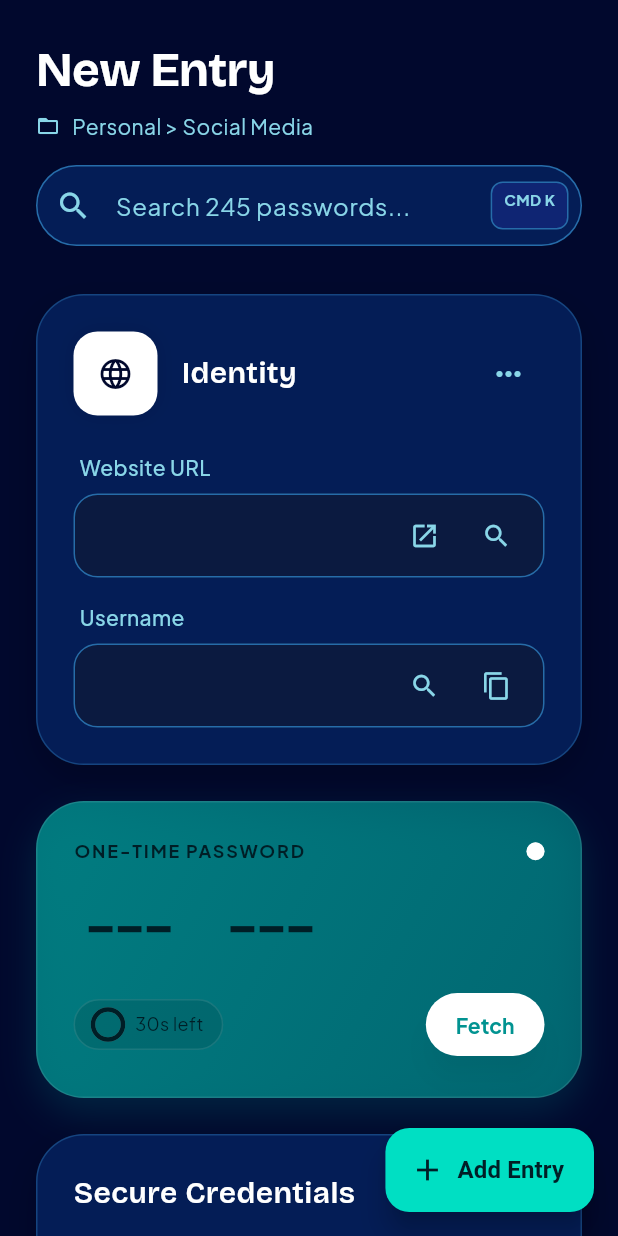
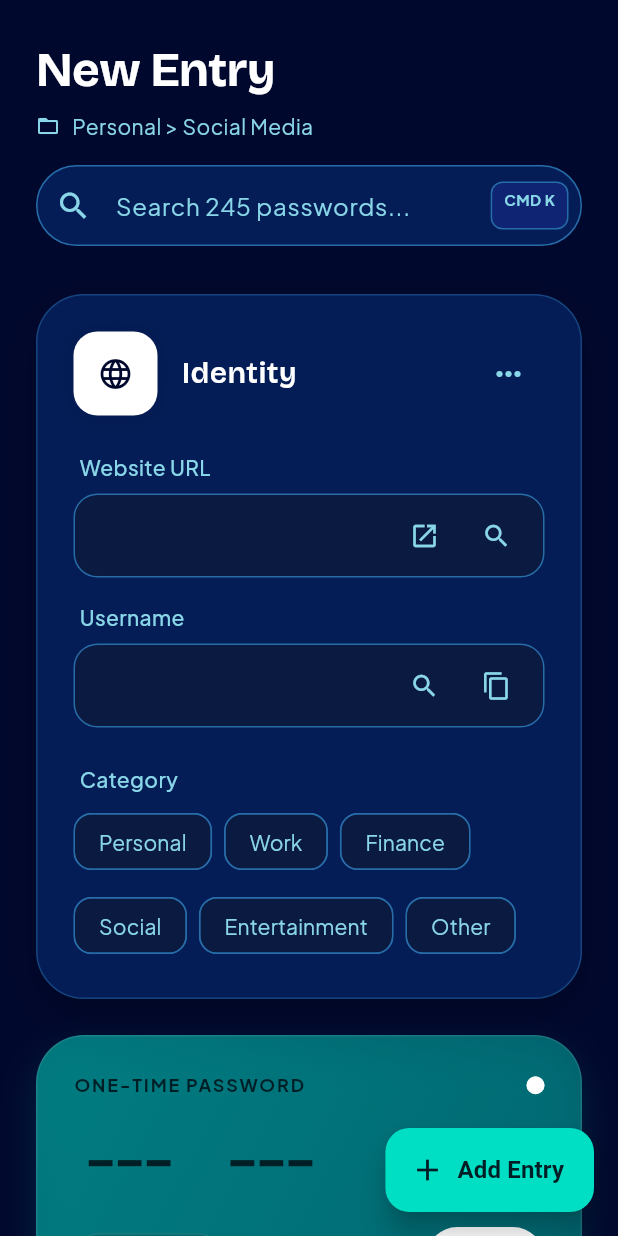
Before and after one commit to Anonymous-ABC-XYZ/password-manager-flutter, a Flutter app: the HomeScreen screen opened directly, on a phone screen of 412 x 824 dp. Run offline on Flutter 3.47's test engine with Material 3 defaults, Android fonts, the phone set to English and light mode, and no system bars; our stand-ins replace dio, flutter_secure_storage, google_fonts, sqflite, sqflite_common_ffi; missing offline and left inert: animated_button, dart:ffi, fuzzywuzzy, googleapis, oauth2, sqlite3; accounts and stored records are empty.

Commit message:
feat(ui): Add CategorySelector to HomeScreen

```diff
--- /dev/null
+++ b/lib/category_selector.dart
@@ -0,0 +1,72 @@
+import 'package:flutter/material.dart';
+import 'bento_constants.dart';
+
+class CategorySelector extends StatefulWidget {
+  final Function(String) onSelected;
+  final String? initialValue;
+
+  const CategorySelector({
+    super.key,
+    required this.onSelected,
+    this.initialValue,
+  });
+
+  @override
+  State<CategorySelector> createState() => _CategorySelectorState();
+}
+
+class _CategorySelectorState extends State<CategorySelector> {
+  String? _selectedCategory;
+
+  final List<String> _categories = [
+    'Personal',
+    'Work',
+    'Finance',
+    'Social',
+    'Entertainment',
+    'Other',
+  ];
+
+  @override
+  void initState() {
+    super.initState();
+    _selectedCategory = widget.initialValue;
+  }
+
+  @override
+  Widget build(BuildContext context) {
+    return Wrap(
+      spacing: 8.0,
+      runSpacing: 8.0,
+      children: _categories.map((category) {
+        final isSelected = _selectedCategory == category;
+        return ChoiceChip(
+          label: Text(category),
+          selected: isSelected,
+          onSelected: (selected) {
+            setState(() {
+              _selectedCategory = selected ? category : null;
+              if (_selectedCategory != null) {
+                widget.onSelected(_selectedCategory!);
+              }
+            });
+          },
+          selectedColor: BentoColors.primary,
+          backgroundColor: BentoColors.inputBg,
+          labelStyle: BentoStyles.body.copyWith(
+            color: isSelected ? BentoColors.onPrimary : BentoColors.textMuted,
+            fontWeight: isSelected ? FontWeight.bold : FontWeight.normal,
+          ),
+          shape: RoundedRectangleBorder(
+            borderRadius: BorderRadius.circular(12),
+            side: BorderSide(
+              color: isSelected ? BentoColors.primary : BentoColors.inputBorder,
+              width: 1,
+            ),
+          ),
+          showCheckmark: false,
+        );
+      }).toList(),
+    );
+  }
+}
--- a/lib/home_screen.dart
+++ b/lib/home_screen.dart
@@ -29,6 +29,7 @@ class _HomeScreenState extends State<HomeScreen> {
   final otpController = TextEditingController();
 
   String? _authKey;
+  String? _selectedCategory;
 
   @override
   void initState() {
@@ -212,12 +213,14 @@ class _HomeScreenState extends State<HomeScreen> {
     var username = userNameController.text;
     var email = emailController.text;
     var password = passwordController.text;
+    var category = _selectedCategory;
 
     await db.insert('demo', {
       'Website': website,
       'Username': username,
       'Email': email,
       'Password': password,
+      'category': category,
     }, conflictAlgorithm: ConflictAlgorithm.replace);
 
     if (context.mounted) {
@@ -241,6 +244,9 @@ class _HomeScreenState extends State<HomeScreen> {
       userNameController.text = "";
       emailController.text = "";
       passwordController.text = "";
+      setState(() {
+        _selectedCategory = null;
+      });
     }
   }
 
@@ -274,6 +280,8 @@ class _HomeScreenState extends State<HomeScreen> {
                                usernameController: userNameController,
                                onSearchWebsite: () => searchFn(context),
                                onSearchUsername: () => searchFn(context),
+                               onCategorySelected: (cat) => _selectedCategory = cat,
+                               initialCategory: _selectedCategory,
                              ),
                              const SizedBox(height: 24),
                              const NotesTile(),
@@ -308,6 +316,8 @@ class _HomeScreenState extends State<HomeScreen> {
                                usernameController: userNameController,
                                onSearchWebsite: () => searchFn(context),
                                onSearchUsername: () => searchFn(context),
+                               onCategorySelected: (cat) => _selectedCategory = cat,
+                               initialCategory: _selectedCategory,
                        ),
                        const SizedBox(height: 24),
                        OtpIsland(controller: otpController),
--- a/lib/identity_tile.dart
+++ b/lib/identity_tile.dart
@@ -1,12 +1,15 @@
 import 'package:flutter/material.dart';
 import 'package:flutter/services.dart';
 import 'bento_constants.dart';
+import 'category_selector.dart';
 
 class IdentityTile extends StatelessWidget {
   final TextEditingController websiteController;
   final TextEditingController usernameController;
   final VoidCallback onSearchWebsite;
   final VoidCallback onSearchUsername;
+  final Function(String) onCategorySelected;
+  final String? initialCategory;
 
   const IdentityTile({
     super.key,
@@ -14,6 +17,8 @@ class IdentityTile extends StatelessWidget {
     required this.usernameController,
     required this.onSearchWebsite,
     required this.onSearchUsername,
+    required this.onCategorySelected,
+    this.initialCategory,
   });
 
   @override
@@ -100,6 +105,24 @@ class IdentityTile extends StatelessWidget {
               }),
             ],
           ),
+          const SizedBox(height: 24),
+
+          // Category Selector
+          Padding(
+            padding: const EdgeInsets.only(left: 4.0, bottom: 8.0),
+            child: Text(
+              'Category',
+              style: BentoStyles.body.copyWith(
+                color: BentoColors.textMuted,
+                fontSize: 14,
+                fontWeight: FontWeight.w500,
+              ),
+            ),
+          ),
+          CategorySelector(
+            onSelected: onCategorySelected,
+            initialValue: initialCategory,
+          ),
         ],
       ),
     );
```
Also changed, not shown: 1 other file.
